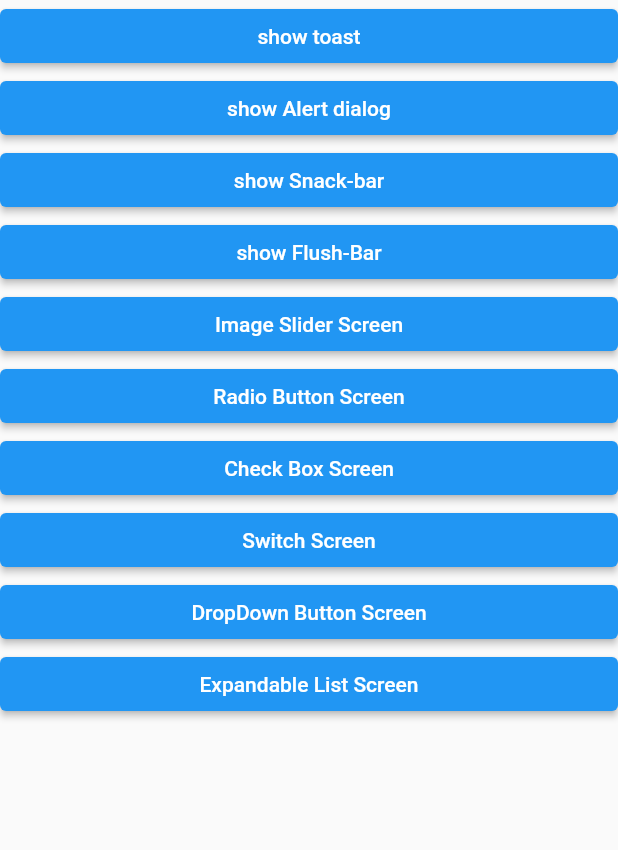
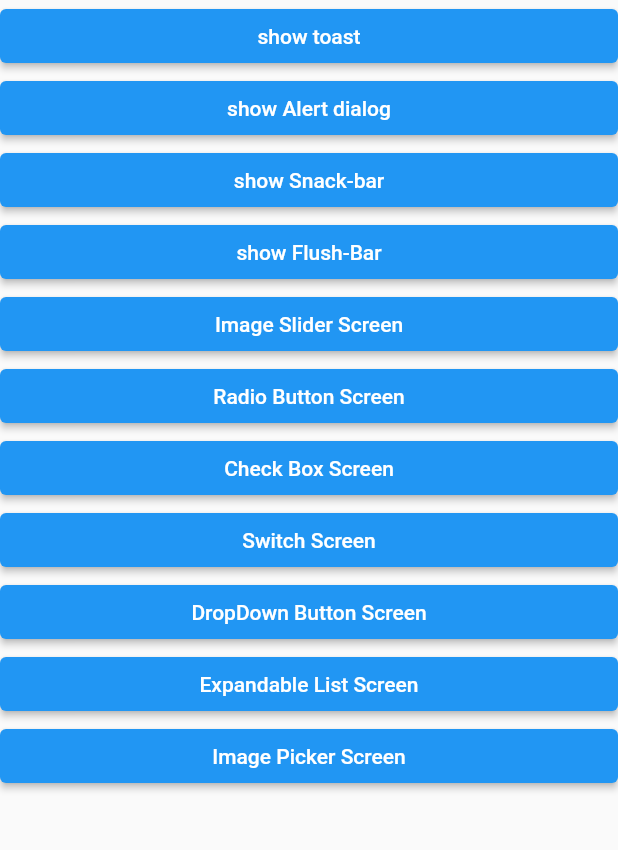
Before and after one commit to MohamedTwfiek-7/Flutter-cool-widgets-app, a Flutter app: the screen it shows after launch, on a phone screen of 412 x 824 dp, the part 84-934 px from its top. Run offline on Flutter 3.47's test engine with Material 2 defaults, Android fonts, the phone set to English and light mode, and no system bars; our stand-ins replace another_flushbar, carousel_slider, flutter_styled_toast, image_picker.

Commit message:
Image picker added

```diff
--- /dev/null
+++ b/lib/image_picker_screen.dart
@@ -0,0 +1,43 @@
+import 'dart:io';
+
+import 'package:flutter/material.dart';
+import 'package:image_picker/image_picker.dart';
+
+class ImagePickerScreen extends StatefulWidget {
+  const ImagePickerScreen({Key? key}) : super(key: key);
+
+  @override
+  State<ImagePickerScreen> createState() => _ImagePickerScreenState();
+}
+
+class _ImagePickerScreenState extends State<ImagePickerScreen> {
+  final ImagePicker _picker = ImagePicker();
+  File? pickedImage;
+
+  fitchImage() async{
+    final XFile? image = await _picker.pickImage(source: ImageSource.gallery);
+    if(image==null) return;
+    setState(() {
+      pickedImage = File(image.path);
+    });
+  }
+
+  @override
+  Widget build(BuildContext context) {
+    return Scaffold(
+      floatingActionButton: FloatingActionButton(
+        onPressed: () {
+          fitchImage();
+        },
+        tooltip: 'Add photo',
+        child: const Icon(Icons.add),
+      ),
+      appBar: AppBar(
+        title: const Text('Image Picker Screen'),
+      ),
+      body: Center(
+        child: pickedImage== null ? const Text('please, add image') : Image.file(pickedImage!),
+      ),
+    );
+  }
+}
--- a/lib/main.dart
+++ b/lib/main.dart
@@ -3,6 +3,7 @@ import 'package:flutter/material.dart';
 import 'package:flutter_cool_widgets/CheckBoxScreen.dart';
 import 'package:flutter_cool_widgets/DropDownButtonScreen.dart';
 import 'package:flutter_cool_widgets/ExpandableListScreen.dart';
+import 'package:flutter_cool_widgets/image_picker_screen.dart';
 import 'package:flutter_cool_widgets/image_slider_screen.dart';
 import 'package:flutter_cool_widgets/switch_screen.dart';
 import 'package:flutter_styled_toast/flutter_styled_toast.dart';
@@ -31,6 +32,7 @@ class MyApp extends StatelessWidget {
         '/Switch-Screen': (ctx) => const SwitchScreen(),
         '/Drop-Down-Button-Screen': (ctx) => const DropDownButtonScreen(),
         '/Expandable-List-Screen': (ctx) => const ExpandableListscreen(),
+        '/Image-Picker-Screen': (ctx) => const ImagePickerScreen(),
       },
     );
   }
@@ -281,6 +283,17 @@ class _MyHomePageState extends State<MyHomePage> {
                                   textAlign: TextAlign.center),
                             ),
                           ), //Expandable list
+                          ElevatedButton(
+                            onPressed: () {
+                              Navigator.of(context)
+                                  .pushNamed('/Image-Picker-Screen');
+                            },
+                            child: const SizedBox(
+                              width: double.infinity,
+                              child: Text('Image Picker Screen',
+                                  textAlign: TextAlign.center),
+                            ),
+                          ), //Image  picker
                         ],
                       ),
                     ),
--- a/pubspec.yaml
+++ b/pubspec.yaml
@@ -29,6 +29,7 @@ environment:
 # the latest version available on pub.dev. To see which dependencies have newer
 # versions available, run `flutter pub outdated`.
 dependencies:
+  image_picker: ^0.8.6+1
   carousel_slider: ^4.2.1
   flutter_styled_toast: ^2.1.3
   another_flushbar: ^1.12.29
```
Also changed, not shown: pubspec.lock.
